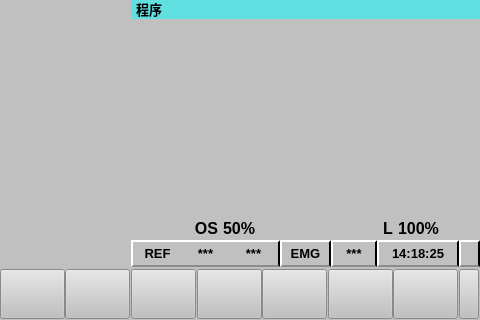
Qt form Graduation_Project/resource/UI/CRT_PROG_Base.ui (zhaojiacheng1/python) before a commit; both pictures show x 220 to 700 and y 104 to 424 of the 700 by 424 pixel window.
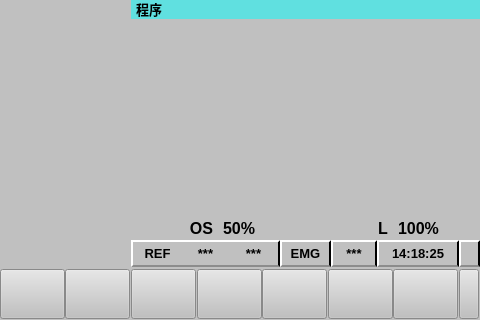
The same form after that commit. Custom widgets are drawn as their Qt base class.

What changed in the file:
```diff
--- a/Graduation_Project/resource/UI/CRT_PROG_Base.ui
+++ b/Graduation_Project/resource/UI/CRT_PROG_Base.ui
@@ -593,6 +593,9 @@
               <property name="alignment">
                <set>Qt::AlignRight|Qt::AlignTrailing|Qt::AlignVCenter</set>
               </property>
+              <property name="indent">
+               <number>5</number>
+              </property>
              </widget>
             </item>
             <item row="1" column="1">
@@ -633,6 +636,9 @@
               <property name="alignment">
                <set>Qt::AlignRight|Qt::AlignTrailing|Qt::AlignVCenter</set>
               </property>
+              <property name="indent">
+               <number>5</number>
+              </property>
              </widget>
             </item>
             <item row="1" column="3">
```
Left out of the diff: 5 changed lines with no effect on the pictures.
